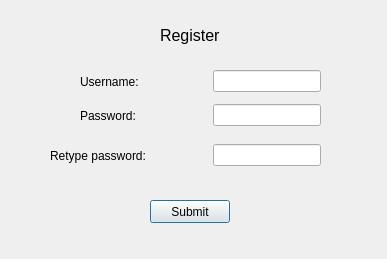
This is registerdialog.ui in niculescudiana/Client as Qt 5 draws it before an edit. The edited form follows.
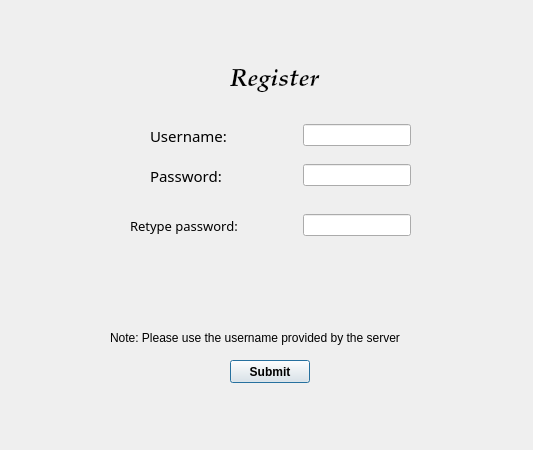
This is the edited form. Icons and pictures are not drawn.

Patch:
```diff
--- a/registerdialog.ui
+++ b/registerdialog.ui
@@ -6,25 +6,48 @@
    <rect>
     <x>0</x>
     <y>0</y>
-    <width>387</width>
-    <height>259</height>
+    <width>533</width>
+    <height>450</height>
    </rect>
   </property>
   <property name="windowTitle">
    <string>Dialog</string>
   </property>
+  <property name="styleSheet">
+   <string notr="true"/>
+  </property>
+  <widget class="QLabel" name="label_5">
+   <property name="geometry">
+    <rect>
+     <x>110</x>
+     <y>330</y>
+     <width>411</width>
+     <height>16</height>
+    </rect>
+   </property>
+   <property name="autoFillBackground">
+    <bool>true</bool>
+   </property>
+   <property name="text">
+    <string>Note: Please use the username provided by the server</string>
+   </property>
+  </widget>
   <widget class="QLabel" name="label">
    <property name="geometry">
     <rect>
-     <x>160</x>
-     <y>20</y>
-     <width>90</width>
-     <height>30</height>
+     <x>230</x>
+     <y>60</y>
+     <width>161</width>
+     <height>41</height>
     </rect>
    </property>
    <property name="font">
     <font>
-     <pointsize>12</pointsize>
+     <family>Palatino Linotype</family>
+     <pointsize>18</pointsize>
+     <weight>75</weight>
+     <italic>true</italic>
+     <bold>true</bold>
     </font>
    </property>
    <property name="text">
@@ -34,50 +57,21 @@
   <widget class="QWidget" name="layoutWidget">
    <property name="geometry">
     <rect>
-     <x>80</x>
-     <y>66</y>
-     <width>241</width>
-     <height>31</height>
-    </rect>
-   </property>
-   <layout class="QHBoxLayout" name="horizontalLayout">
-    <item>
-     <widget class="QLabel" name="label_2">
-      <property name="text">
-       <string>Username:</string>
-      </property>
-     </widget>
-    </item>
-    <item>
-     <spacer name="horizontalSpacer">
-      <property name="orientation">
-       <enum>Qt::Horizontal</enum>
-      </property>
-      <property name="sizeHint" stdset="0">
-       <size>
-        <width>40</width>
-        <height>20</height>
-       </size>
-      </property>
-     </spacer>
-    </item>
-    <item>
-     <widget class="QLineEdit" name="lineEditUsername"/>
-    </item>
-   </layout>
-  </widget>
-  <widget class="QWidget" name="layoutWidget">
-   <property name="geometry">
-    <rect>
-     <x>80</x>
-     <y>100</y>
-     <width>241</width>
+     <x>150</x>
+     <y>160</y>
+     <width>261</width>
      <height>31</height>
     </rect>
    </property>
    <layout class="QHBoxLayout" name="horizontalLayout_2">
     <item>
      <widget class="QLabel" name="label_3">
+      <property name="font">
+       <font>
+        <family>MS Reference Sans Serif</family>
+        <pointsize>11</pointsize>
+       </font>
+      </property>
       <property name="text">
        <string>Password:</string>
       </property>
@@ -90,7 +84,7 @@
       </property>
       <property name="sizeHint" stdset="0">
        <size>
-        <width>40</width>
+        <width>45</width>
         <height>20</height>
        </size>
       </property>
@@ -101,12 +95,91 @@
     </item>
    </layout>
   </widget>
-  <widget class="QWidget" name="layoutWidget">
+  <widget class="QWidget" name="layoutWidget_2">
    <property name="geometry">
     <rect>
-     <x>50</x>
-     <y>140</y>
-     <width>271</width>
+     <x>150</x>
+     <y>120</y>
+     <width>261</width>
+     <height>31</height>
+    </rect>
+   </property>
+   <layout class="QHBoxLayout" name="horizontalLayout">
+    <item>
+     <widget class="QLabel" name="label_2">
+      <property name="font">
+       <font>
+        <family>MS Reference Sans Serif</family>
+        <pointsize>11</pointsize>
+       </font>
+      </property>
+      <property name="text">
+       <string>Username:</string>
+      </property>
+     </widget>
+    </item>
+    <item>
+     <spacer name="horizontalSpacer">
+      <property name="orientation">
+       <enum>Qt::Horizontal</enum>
+      </property>
+      <property name="sizeHint" stdset="0">
+       <size>
+        <width>40</width>
+        <height>20</height>
+       </size>
+      </property>
+     </spacer>
+    </item>
+    <item>
+     <widget class="QLineEdit" name="lineEditUsername"/>
+    </item>
+   </layout>
+  </widget>
+  <widget class="QPushButton" name="pushButtonSubmit">
+   <property name="geometry">
+    <rect>
+     <x>230</x>
+     <y>360</y>
+     <width>80</width>
+     <height>23</height>
+    </rect>
+   </property>
+   <property name="font">
+    <font>
+     <weight>75</weight>
+     <bold>true</bold>
+    </font>
+   </property>
+   <property name="text">
+    <string>Submit</string>
+   </property>
+  </widget>
+  <widget class="QLabel" name="Imagine">
+   <property name="geometry">
+    <rect>
+     <x>130</x>
+     <y>24</y>
+     <width>291</width>
+     <height>291</height>
+    </rect>
+   </property>
+   <property name="text">
+    <string/>
+   </property>
+   <property name="pixmap">
+    <pixmap>../../test GUI/emblema_blurata_albita3.png</pixmap>
+   </property>
+   <property name="scaledContents">
+    <bool>true</bool>
+   </property>
+  </widget>
+  <widget class="QWidget" name="layoutWidget_3">
+   <property name="geometry">
+    <rect>
+     <x>130</x>
+     <y>210</y>
+     <width>281</width>
      <height>31</height>
     </rect>
    </property>
@@ -116,6 +189,12 @@
     </property>
     <item>
      <widget class="QLabel" name="label_4">
+      <property name="font">
+       <font>
+        <family>MS Reference Sans Serif</family>
+        <pointsize>10</pointsize>
+       </font>
+      </property>
       <property name="text">
        <string>Retype password:</string>
       </property>
@@ -139,19 +218,13 @@
     </item>
    </layout>
   </widget>
-  <widget class="QPushButton" name="pushButtonSubmit">
-   <property name="geometry">
-    <rect>
-     <x>150</x>
-     <y>200</y>
-     <width>80</width>
-     <height>23</height>
-    </rect>
-   </property>
-   <property name="text">
-    <string>Submit</string>
-   </property>
-  </widget>
+  <zorder>Imagine</zorder>
+  <zorder>label_5</zorder>
+  <zorder>label</zorder>
+  <zorder>layoutWidget</zorder>
+  <zorder>layoutWidget_2</zorder>
+  <zorder>pushButtonSubmit</zorder>
+  <zorder>layoutWidget_3</zorder>
  </widget>
  <resources/>
  <connections/>
```
Left out of the diff: 3 changed lines with no effect on the pictures.
